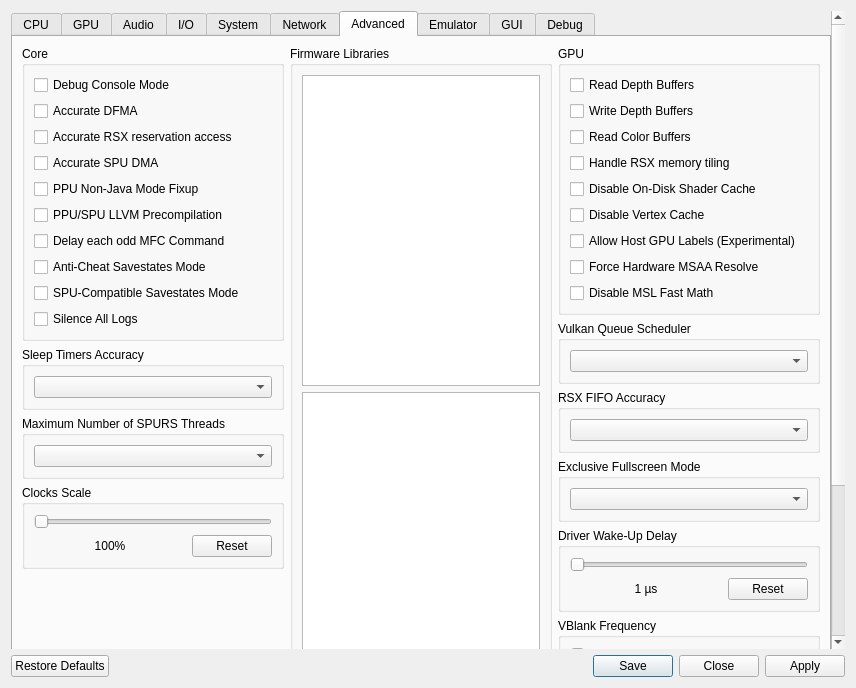
This is rpcs3/rpcs3qt/settings_dialog.ui in RPCS3/rpcs3 as Qt 5 draws it before an edit. The edited form follows.
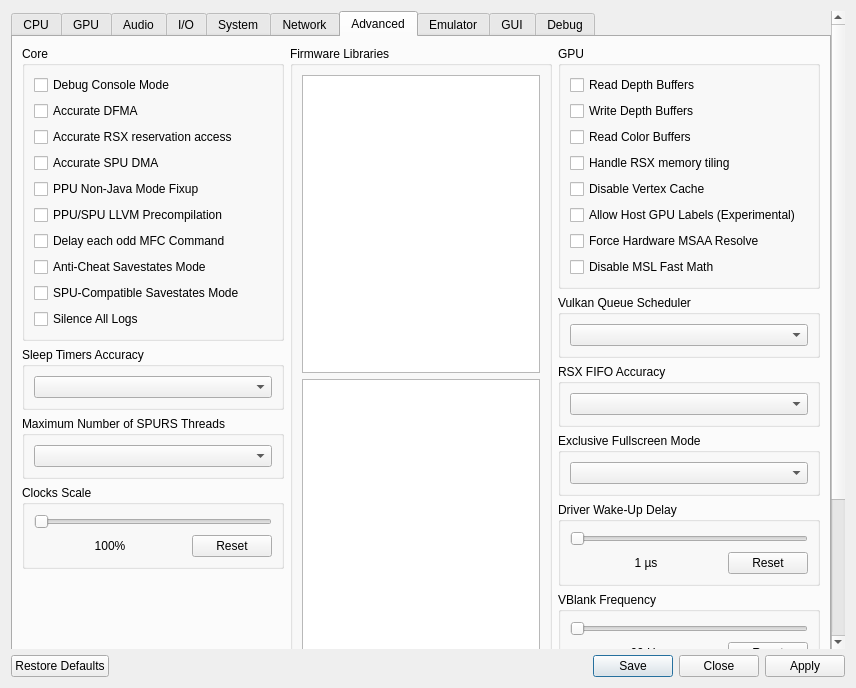
This is the edited form. The open tabs and pages were chosen to show the change. Icons and pictures are not drawn.

Commit message: Settings: Move 'Disable On-Disk Shader Cache' to Debug

Patch:
```diff
--- a/rpcs3/rpcs3qt/settings_dialog.ui
+++ b/rpcs3/rpcs3qt/settings_dialog.ui
@@ -2677,13 +2677,6 @@
                  </property>
                 </widget>
                </item>
-               <item>
-                <widget class="QCheckBox" name="disableOnDiskShaderCache">
-                 <property name="text">
-                  <string>Disable On-Disk Shader Cache</string>
-                 </property>
-                </widget>
-               </item>
                <item>
                 <widget class="QCheckBox" name="disableVertexCache">
                  <property name="text">
@@ -4272,6 +4265,13 @@
                 </property>
               </widget>
              </item>
+             <item>
+              <widget class="QCheckBox" name="disableOnDiskShaderCache">
+                <property name="text">
+                  <string>Disable On-Disk Shader Cache</string>
+                </property>
+              </widget>
+             </item>
              <item>
               <spacer name="verticalSpacerDebugGPU">
                <property name="orientation">
```
The commit also changes 1 other file.
